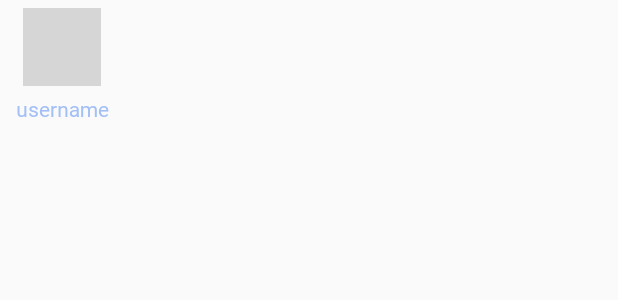
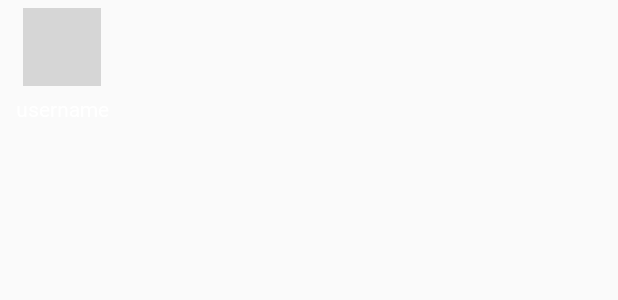
Before and after one commit to Todo-App-Codepath/todoApp, an Android app: the layout user_icon.xml on its own in the app's theme, with its tools: preview values and no code run, on a phone screen of 412 x 824 dp. Shown: the top 300 px of the screen. Run offline under Robolectric (Android 15) with nearby library versions, the phone set to English and light mode, and no system bars; grey boxes are pictures that could not be loaded.

Commit message:
UI Adjustment - Member Select Profile

```diff
--- a/app/src/main/res/drawable/member_select_profile_circle.xml
+++ b/app/src/main/res/drawable/member_select_profile_circle.xml
@@ -2,7 +2,7 @@
 <selector xmlns:android="http://schemas.android.com/apk/res/android">
     <item>
         <shape android:shape="oval">
-            <solid android:color="@color/colorAccentLight"/>
+            <solid android:color="@android:color/white"/>
         </shape>
     </item>
 </selector>
--- a/app/src/main/res/layout/user_icon.xml
+++ b/app/src/main/res/layout/user_icon.xml
@@ -29,7 +29,7 @@
         android:layout_below="@+id/iv_member_icon_hrv"
         android:layout_centerHorizontal="true"
         android:layout_marginTop="5dp"
-        android:textColor="@color/colorAccentExtraLight"
+        android:textColor="@android:color/white"
         tools:text="username" />
 
 
```
